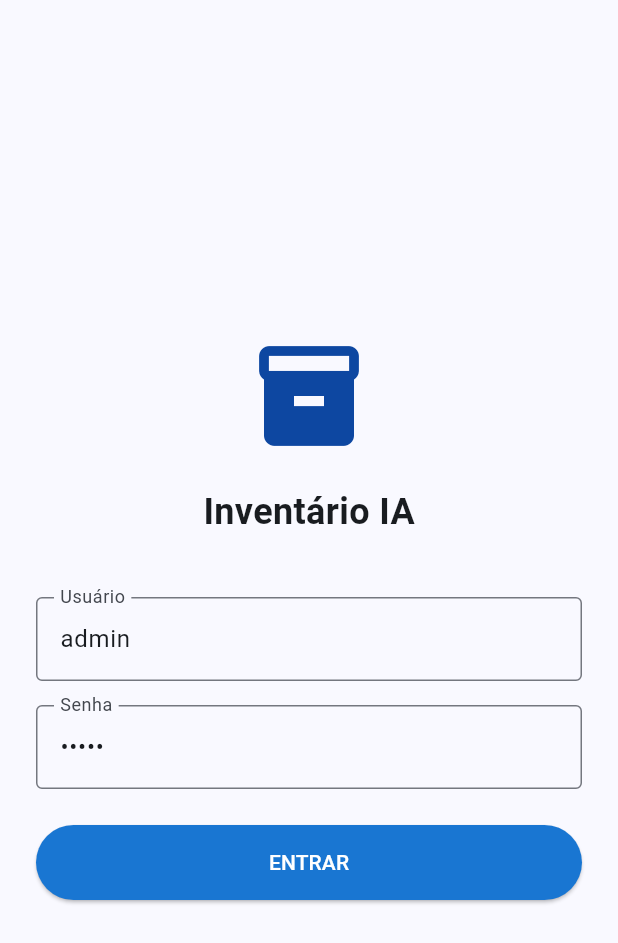
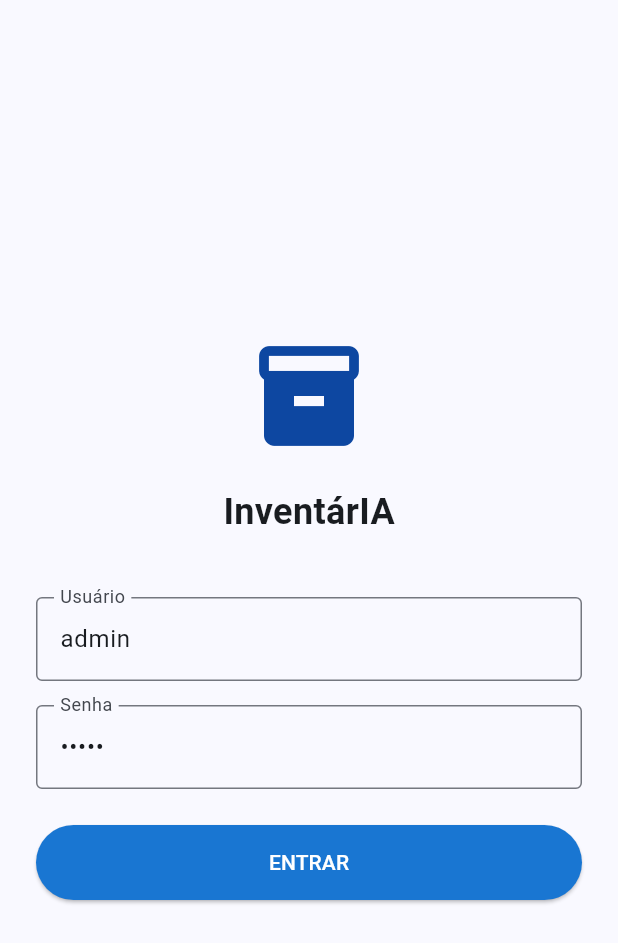
Before and after one commit to MuriloWilke/trabtopicos, a Flutter app: the screen it shows after launch, on a phone screen of 412 x 824 dp. Shown: the top 943 px of the screen. Run offline on Flutter 3.47's test engine with Material 3 defaults, Android fonts, the phone set to English and light mode, and no system bars; our stand-ins replace camera, flutter_modular, shared_preferences, sqflite; accounts and stored records are empty.

Commit message:
AIHelper-4: Fix - Nome dentro do app

```diff
--- a/lib/app/screens/login_screen.dart
+++ b/lib/app/screens/login_screen.dart
@@ -34,7 +34,7 @@ class _LoginScreenState extends State<LoginScreen> {
           children: [
             const Icon(Icons.inventory_2, size: 80, color: Color(0xFF0D47A1)),
             const SizedBox(height: 20),
-            const Text('Inventário IA', style: TextStyle(fontSize: 24, fontWeight: FontWeight.bold)),
+            const Text('InventárIA', style: TextStyle(fontSize: 24, fontWeight: FontWeight.bold)),
             const SizedBox(height: 40),
             TextField(
               controller: _userController,
```
